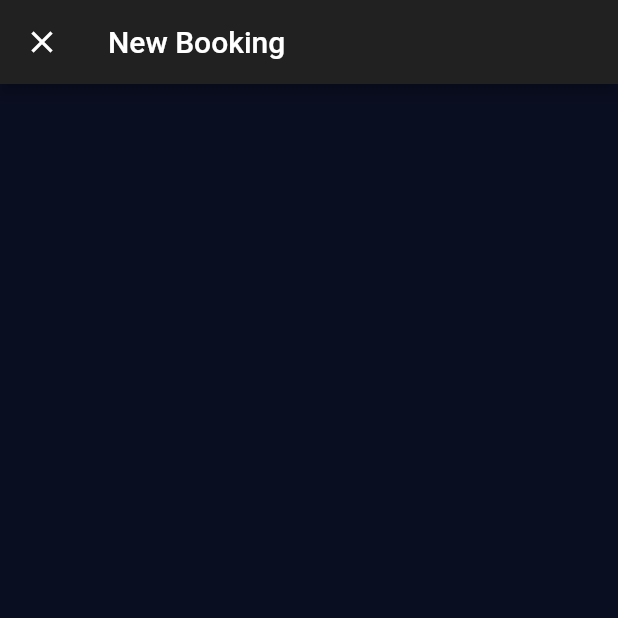
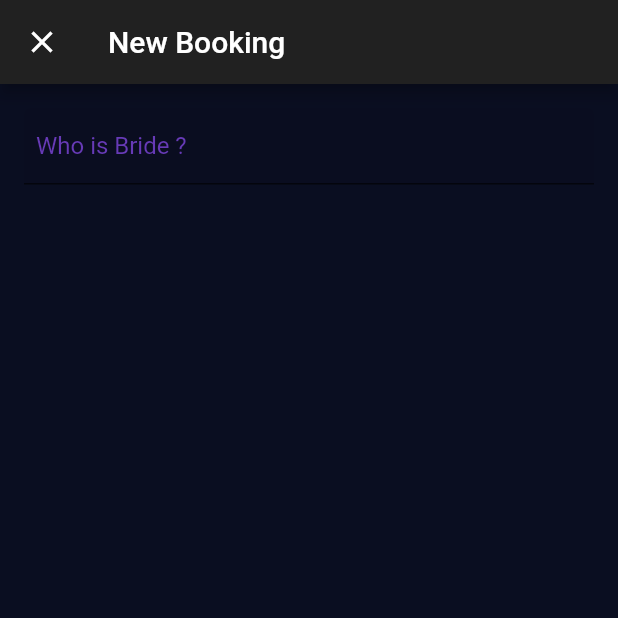
Before and after one commit to DouglasDao/BeautyBliss, a Flutter app: the screen it shows after launch, after a tap on the "add" icon, on a phone screen of 412 x 824 dp, the top half of it. Run offline on Flutter 3.47's test engine with Material 2 defaults, Android fonts, the phone set to English and light mode, and no system bars.

Commit message:
New Booking screen in progress

```diff
--- a/lib/NewBooking.dart
+++ b/lib/NewBooking.dart
@@ -2,15 +2,59 @@ import 'package:beautybliss/BeautyBlissUtils.dart';
 import 'package:flutter/material.dart';
 
 class NewBooking extends StatelessWidget {
+
+  final _bookingFormKey = GlobalKey<FormState>();
+
   @override
   Widget build(BuildContext context) {
-    return Scaffold(
-      appBar: AppBar(
-          leading: IconButton(
-              icon: Icon(Icons.close, color: Colors.white),
-              onPressed: () => BeautyBlissUtils(mContext: context).finish()),
-          title: Text("New Booking"),
-          backgroundColor: Color(0xFF212121)),
+    return MaterialApp(
+        theme: ThemeData(
+            primaryColor: Color(0xFF0A0E21),
+            scaffoldBackgroundColor: Color(0xFF0A0E21),
+            inputDecorationTheme: const InputDecorationTheme(
+              labelStyle: TextStyle(color: Colors.deepPurple),
+              hintStyle: TextStyle(color: Colors.grey),
+            )),
+        home: Scaffold(
+
+            appBar: AppBar(
+                leading: IconButton(
+                    icon: Icon(Icons.close, color: Colors.white),
+                    onPressed: () =>
+                        BeautyBlissUtils(mContext: context).finish()),
+                title: Text("New Booking"),
+                backgroundColor: Color(0xFF212121)),
+
+            body: Form(
+                key: _bookingFormKey,
+                child: Padding(
+
+                    padding: EdgeInsets.all(16.0),
+                    child: Column(
+                      children: <Widget>[
+                        TextFormField(
+                          cursorColor: Colors.deepPurple,
+                          decoration: InputDecoration(
+                            focusedBorder: UnderlineInputBorder(
+                               borderSide: BorderSide(color: Colors.deepPurple)
+                            ),
+                            contentPadding: EdgeInsets.all(8.0),
+                            filled: true,
+                            hintText: 'Bride name',
+                            labelText: 'Who is Bride ?',
+                          ),
+                        )
+                      ],
+                    )
+                )
+            )
+        )
     );
   }
+
+  void _hasText(String text){
+    if(text.isEmpty){
+      SnackBar(content: Text("Field is mandatory!"));
+    }
+  }
 }
```
